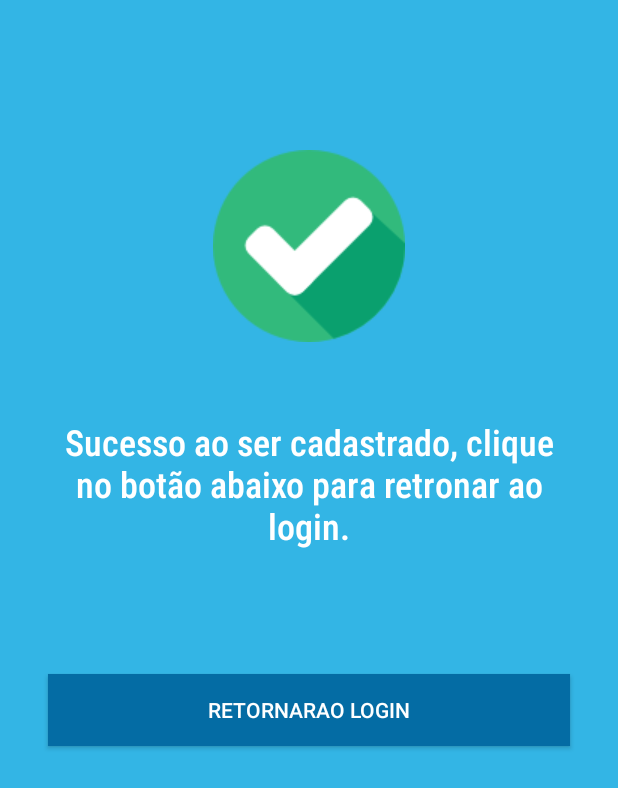
After one commit to EmersonSPereira/vacina-campina, an Android app: the layout activity_sucesso_cadastro.xml on its own in the app's theme, with its tools: preview values and no code run, on a phone screen of 412 x 824 dp. The commit adds this screen. Shown: the top 788 px of the screen. Run offline under Robolectric (Android 15) with nearby library versions, the phone set to English and light mode, and no system bars.

Commit message:
implementação do cadastro

```diff
--- /dev/null
+++ b/app/src/main/res/layout/activity_sucesso_cadastro.xml
@@ -0,0 +1,54 @@
+<?xml version="1.0" encoding="utf-8"?>
+<androidx.constraintlayout.widget.ConstraintLayout xmlns:android="http://schemas.android.com/apk/res/android"
+    xmlns:app="http://schemas.android.com/apk/res-auto"
+    xmlns:tools="http://schemas.android.com/tools"
+    android:layout_width="match_parent"
+    android:layout_height="match_parent"
+    android:background="@android:color/holo_blue_light"
+    tools:context=".activity.CadastroActivity">
+
+    <ImageView
+        android:id="@+id/imageView_sucesso"
+        android:layout_width="0dp"
+        android:layout_height="128dp"
+        android:layout_marginStart="50dp"
+        android:layout_marginTop="100dp"
+        android:layout_marginEnd="50dp"
+        android:contentDescription="@string/image_ok"
+        app:layout_constraintEnd_toEndOf="parent"
+        app:layout_constraintStart_toStartOf="parent"
+        app:layout_constraintTop_toTopOf="parent"
+        app:srcCompat="@drawable/sucesso" />
+
+    <TextView
+        android:id="@+id/textView_sucesso"
+        android:layout_width="0dp"
+        android:layout_height="135dp"
+        android:layout_marginStart="32dp"
+        android:layout_marginTop="50dp"
+        android:layout_marginEnd="32dp"
+        android:fontFamily="sans-serif-condensed-medium"
+        android:text="@string/sucesso_cadastro"
+        android:textAlignment="center"
+        android:textColor="@android:color/white"
+        android:textSize="24sp"
+        app:layout_constraintEnd_toEndOf="parent"
+        app:layout_constraintStart_toStartOf="parent"
+        app:layout_constraintTop_toBottomOf="@+id/imageView_sucesso" />
+
+    <Button
+        android:id="@+id/button_retornar_login"
+        android:layout_width="0dp"
+        android:layout_height="48dp"
+        android:layout_marginStart="32dp"
+        android:layout_marginTop="36dp"
+        android:layout_marginEnd="32dp"
+        android:background="@color/colorPrimaryDark"
+        android:onClick="btnEntrar"
+        android:text="@string/retornar_login"
+        android:textColor="@android:color/white"
+        app:layout_constraintEnd_toEndOf="parent"
+        app:layout_constraintStart_toStartOf="parent"
+        app:layout_constraintTop_toBottomOf="@+id/textView_sucesso" />
+
+</androidx.constraintlayout.widget.ConstraintLayout>
--- a/app/src/main/res/values/strings.xml
+++ b/app/src/main/res/values/strings.xml
@@ -17,4 +17,7 @@
     <string name="entrar_desc">Digite seus dados para entrar.</string>
     <string name="button_entrar">Entrar</string>
     <string name="não_tem_conta">Não tem conta? Cadastre-se!</string>
+    <string name="sucesso_cadastro">Sucesso ao ser cadastrado, clique no botão abaixo para retronar ao login.</string>
+    <string name="retornar_login">Retornarao Login</string>
+    <string name="image_ok">sucesso</string>
 </resources>
```
Also changed, not shown: app/src/main/java/br/com/vacinacampina/activity/CadastroActivity.java (+88 -1 lines), app/src/main/java/br/com/vacinacampina/config/FirebaseConfig.java (added, +18 -0 lines), app/src/main/java/br/com/vacinacampina/model/Usuario.java (added, +41 -0 lines), app/src/main/res/layout/activity_cadastro.xml (+17 -2 lines), app/src/main/res/drawable-v24/sucesso.png (added).
